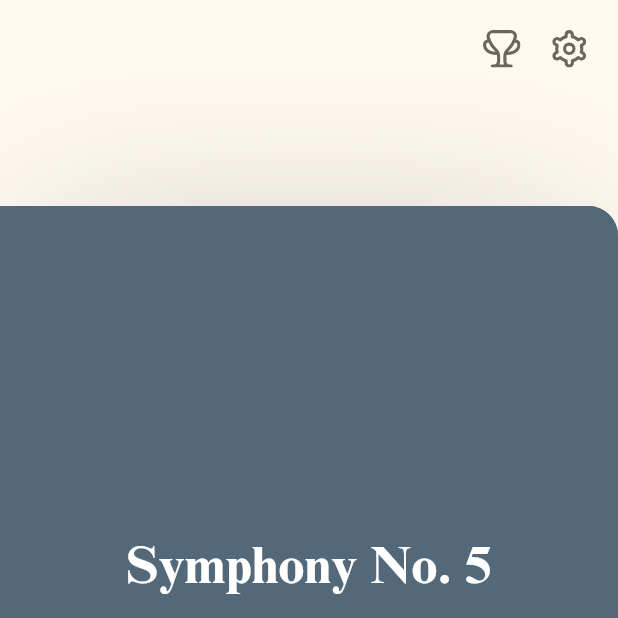
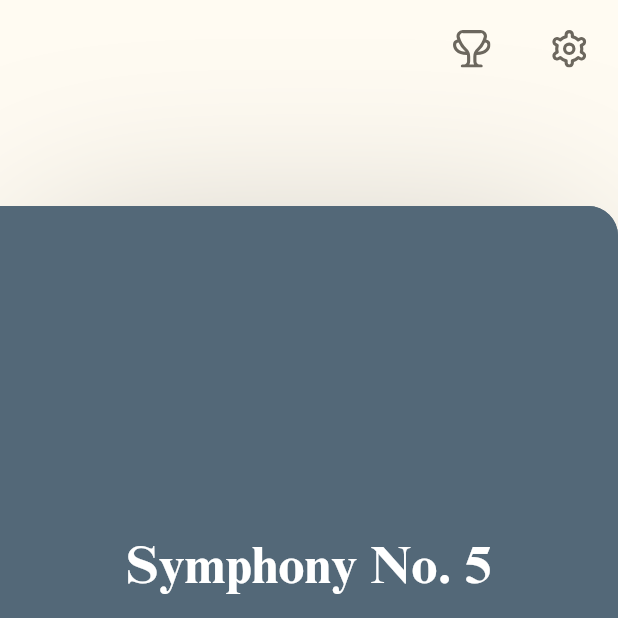
Before and after one commit to AlejaDiez/classical_music_puzzle, a Flutter app: the screen it shows after launch, swiped to page 2, on a phone screen of 412 x 824 dp, the top half of it. Run offline on Flutter 3.47's test engine with Material 2 defaults, Android fonts, the phone set to English and light mode, and no system bars; our stand-ins replace assets_audio_player, confetti, flutter_svg, shared_preferences, vibration; missing offline and left inert: shake; generated files the repository leaves out were written again.

Commit message:
Minor improvements

```diff
--- a/lib/views/game.dart
+++ b/lib/views/game.dart
@@ -1,3 +1,5 @@
+import 'dart:ui';
+
 import 'package:flutter/material.dart';
 import 'package:flutter_svg/svg.dart';
 import 'package:provider/provider.dart';
@@ -18,8 +20,8 @@ class GameView extends StatefulWidget {
 
 class _GameViewState extends State<GameView> with TickerProviderStateMixin {
   late final PageController _pageController;
-  late final AnimationController _navigationBarAniamtionController, _backOpacityAnimationController, _backSlideAnimationController, _resetOpacityAnimationController, _resetRotateAnimationController, _settingsAnimationController;
-  late final Animation<double> _navigationBarOpacityAniamtion, _backOpacityAnimation, _resetOpacityAnimation, _resetRotateAnimation, _settingsAnimation;
+  late final AnimationController _navigationBarAniamtionController, _backOpacityAnimationController, _backSlideAnimationController, _resetOpacityAnimationController, _resetRotateAnimationController, _settingsAnimationController, _initialAnimationController;
+  late final Animation<double> _navigationBarOpacityAniamtion, _backOpacityAnimation, _resetOpacityAnimation, _resetRotateAnimation, _settingsAnimation, _initialScaleAnimation, _initialAngleAnimation, _initialTranslationAnimation;
   late final Animation<Offset> _navigationBarOffsetAniamtion, _backOffsetAnimation;
   double _page = 0.0;
 
@@ -39,6 +41,10 @@ class _GameViewState extends State<GameView> with TickerProviderStateMixin {
     _resetRotateAnimation = Tween(begin: 0.0, end: 0.25).animate(CurvedAnimation(parent: _resetRotateAnimationController, curve: Curves.decelerate));
     _settingsAnimationController = AnimationController(vsync: this, duration: Duration(milliseconds: 400));
     _settingsAnimation = Tween(begin: 0.0, end: 0.25).animate(CurvedAnimation(parent: _settingsAnimationController, curve: Curves.decelerate));
+    _initialAnimationController = AnimationController(vsync: this, duration: Duration(milliseconds: 800))..forward();
+    _initialScaleAnimation = Tween(begin: 0.6, end: 1.0).animate(CurvedAnimation(parent: _initialAnimationController, curve: Curves.decelerate));
+    _initialAngleAnimation = Tween(begin: 0.15, end: 0.0).animate(CurvedAnimation(parent: _initialAnimationController, curve: Curves.decelerate));
+    _initialTranslationAnimation = Tween(begin: 1.0, end: 0.0).animate(CurvedAnimation(parent: _initialAnimationController, curve: Curves.decelerate));
     super.initState();
   }
 
@@ -52,6 +58,7 @@ class _GameViewState extends State<GameView> with TickerProviderStateMixin {
     _resetOpacityAnimationController.dispose();
     _resetRotateAnimationController.dispose();
     _settingsAnimationController.dispose();
+    _initialAnimationController.dispose();
     super.dispose();
   }
 
@@ -77,34 +84,49 @@ class _GameViewState extends State<GameView> with TickerProviderStateMixin {
       child: Stack(
         fit: StackFit.expand,
         children: [
-          LayoutBuilder(
+          AnimatedBuilder(
+            animation: _initialAnimationController,
+            builder: (_, Widget? child) => Transform(
+              transform: Matrix4.translationValues(_initialTranslationAnimation.value * MediaQuery.of(context).size.width, 0.0, 0.0)..scale(_initialScaleAnimation.value)..rotateZ(_initialAngleAnimation.value),
+              alignment: Alignment.bottomCenter,
+              child: child
+            ),
+            child: LayoutBuilder(
               builder: (_, BoxConstraints constraints) {
                 late double _size;
                 if(constraints.maxWidth <= 768.0) {
-                if(constraints.maxHeight * 0.8 >= 4 * constraints.maxWidth / 3) _size = 4 * constraints.maxWidth / 3;
-                else _size = constraints.maxHeight * 0.8;
+                  if(constraints.maxHeight * 0.84 >= 4 * constraints.maxWidth / 3) _size = 4 * constraints.maxWidth / 3;
+                  else _size = constraints.maxHeight * 0.84;
                 } else {
-                if(constraints.maxWidth * 0.8 >= 3 * (constraints.maxHeight * 0.8) / 4) _size = constraints.maxHeight * 0.8;
-                else _size = constraints.maxWidth * 0.8;
+                  if(constraints.maxWidth * 0.84 >= 3 * (constraints.maxHeight * 0.84) / 4) _size = constraints.maxHeight * 0.84;
+                  else _size = constraints.maxWidth * 0.84;
                 }
                 return PageView(
                   controller: _pageController,
                   physics: (gameProvider.currentPuzzle == null) ?BouncingScrollPhysics() :NeverScrollableScrollPhysics(),
+                  clipBehavior: Clip.none,
                   children: [
-                  MusicSheetWidget(
+                    Transform(
+                      transform: Matrix4.identity()..scale(lerpDouble(1.0, 0.6, _page.clamp(0.0, 1.0)))..rotateZ(lerpDouble(0.0, -0.16, _page.clamp(0.0, 1.0))!),
+                      alignment: Alignment.bottomCenter,
+                      child: MusicSheetWidget(
                         MusicSheet(
                           title: "Symphony No. 40",
                           author: "W. Amadeus Mozart",
                           items: 8,
-                      imagePath: "assets/images/symphony_no_5_",
+                          imagePath: "assets/images/symphony_no_40_",
                           imageExtension: ".svg",
-                      audioPath: "assets/sounds/symphony_no_5_",
+                          audioPath: "assets/sounds/symphony_no_40_",
                           audioExtension: ".mp3"
                         ),
                         size: _size,
                         backgroundColor: Color.fromRGBO(198, 40, 40, 1.0)
+                      )
                     ),
-                  MusicSheetWidget(
+                    Transform(
+                      transform: Matrix4.identity()..scale(lerpDouble(0.6, 1.0, _page.clamp(0.0, 1.0))!)..rotateZ(lerpDouble(0.16, 0.0, _page.clamp(0.0, 1.0))!),
+                      alignment: Alignment.bottomCenter,
+                      child: MusicSheetWidget(
                         MusicSheet(
                           title: "Symphony No. 5",
                           author: "L. van Beethoven",
@@ -117,9 +139,11 @@ class _GameViewState extends State<GameView> with TickerProviderStateMixin {
                         size: _size,
                         backgroundColor: Color.fromRGBO(83, 104, 120, 1.0)
                       )
+                    )
                   ]
                 );
               }
+            )
           ),
           Align(
             alignment: Alignment.bottomCenter,
@@ -182,17 +206,10 @@ class _GameViewState extends State<GameView> with TickerProviderStateMixin {
                     )
                   ),
                   SizedBox(width: 20.0),
-                  AnimatedSwitcher(
-                    duration: Duration(milliseconds: 200),
-                    switchInCurve: Curves.decelerate,
-                    switchOutCurve: Curves.decelerate,
-                    child: Visibility(
-                      key: ValueKey(((MediaQuery.of(context).size.width >= 1024) || (gameProvider.shake == false))),
-                      visible: ((MediaQuery.of(context).size.width >= 1024) || (gameProvider.shake == false)),
-                      child: AnimatedBuilder(
+                  AnimatedBuilder(
                     animation: Listenable.merge([_resetOpacityAnimationController, _resetRotateAnimationController]),
                     builder: (_, Widget? child) => Visibility(
-                          visible: _resetOpacityAnimationController.value != 0.0,
+                      visible: (_resetOpacityAnimationController.value != 0.0) && (!gameProvider.shake || MediaQuery.of(context).size.width >= 1024.0),
                       child: FadeTransition(
                         opacity: _resetOpacityAnimation,
                         child: RotationTransition(
@@ -214,29 +231,8 @@ class _GameViewState extends State<GameView> with TickerProviderStateMixin {
                       },
                       child: SvgPicture.asset("assets/icons/reset.svg", color: Theme.of(context).hintColor, height: 25.0, width: 25.0)
                     )
-                      )
-                    )
                   ),
                   Expanded(child: SizedBox()),
-                  AnimatedSwitcher(
-                    duration: Duration(milliseconds: 200),
-                    switchInCurve: Curves.decelerate,
-                    switchOutCurve: Curves.decelerate,
-                    child: Visibility(
-                      key: ValueKey(MediaQuery.of(context).size.width >= 1024),
-                      visible: MediaQuery.of(context).size.width >= 1024,
-                      child: ButtonWidget(
-                        height: null,
-                        padding: EdgeInsets.all(10.0),
-                        borderRadius: BorderRadius.zero,
-                        shadow: false,
-                        backgroundColor: Colors.transparent,
-                        onPressed: () {},
-                        child: SvgPicture.asset("assets/icons/group.svg", color: Theme.of(context).hintColor, height: 25.0, width: 25.0)
-                      )
-                    )
-                  ),
-                  SizedBox(width: 40.0),
                   ButtonWidget(
                     height: null,
                     padding: EdgeInsets.all(10.0),
@@ -246,6 +242,7 @@ class _GameViewState extends State<GameView> with TickerProviderStateMixin {
                     onPressed: () => Navigator.push(context, DialogWidget(AchievementsView(), padding: EdgeInsets.zero)),
                     child: SvgPicture.asset("assets/icons/trophy.svg", color: Theme.of(context).hintColor, height: 25.0, width: 25.0)
                   ),
+                  SizedBox(width: 20.0),
                   AnimatedBuilder(
                     animation: _settingsAnimationController,
                     builder: (_, Widget? child) => RotationTransition(
--- a/lib/widgets/music_sheet.dart
+++ b/lib/widgets/music_sheet.dart
@@ -148,10 +148,7 @@ class _MusicSheetWidgetState extends State<MusicSheetWidget> with TickerProvider
                                       children: [
                                         SvgPicture.asset("assets/icons/finger.svg", color: Theme.of(context).hintColor.withOpacity(0.6), height: widget.size * 0.026 * 0.8,  width: widget.size * 0.026 * 0.8),
                                         SizedBox(width: widget.size * 0.026 / 3),
-                                        AnimatedSize(
-                                          duration: const Duration(milliseconds: 200),
-                                          curve: Curves.decelerate,
-                                          child: AnimatedSwitcher(
+                                        AnimatedSwitcher(
                                           duration: const Duration(milliseconds: 200),
                                           switchInCurve: Curves.decelerate,
                                           switchOutCurve: Curves.decelerate,
@@ -163,7 +160,6 @@ class _MusicSheetWidgetState extends State<MusicSheetWidget> with TickerProvider
                                             )
                                           ),
                                           child: Text(_puzzleProvider.movements.toString(), style: Theme.of(context).textTheme.titleSmall!.copyWith(fontSize: widget.size * 0.026), textHeightBehavior: TextHeightBehavior(applyHeightToFirstAscent: false), key: ValueKey(_puzzleProvider.movements))
-                                          )
                                         )
                                       ]
                                     )
@@ -182,12 +178,7 @@ class _MusicSheetWidgetState extends State<MusicSheetWidget> with TickerProvider
                                           child: SvgPicture.asset("assets/icons/clock.svg", color: Theme.of(context).hintColor.withOpacity(0.6), height: widget.size * 0.026 * 0.8,  width: widget.size * 0.026 * 0.8)
                                         ),
                                         SizedBox(width: widget.size * 0.026 / 3),
-                                        AnimatedSize(
-                                          duration: const Duration(milliseconds: 200),
-                                          curve: Curves.decelerate,
-                                          alignment: Alignment.centerLeft,
-                                          child: Text(timeParse(_puzzleProvider.seconds), style: Theme.of(context).textTheme.titleSmall!.copyWith(fontSize: widget.size * 0.026), textHeightBehavior: TextHeightBehavior(applyHeightToFirstAscent: false))
-                                        )
+                                        Text(timeParse(_puzzleProvider.seconds), style: Theme.of(context).textTheme.titleSmall!.copyWith(fontSize: widget.size * 0.026), textHeightBehavior: TextHeightBehavior(applyHeightToFirstAscent: false))
                                       ]
                                     )
                                   )
```
Also changed, not shown: assets/icons/group.svg (deleted), 1 other file. Lines whose indentation alone changed are shown as unchanged.
